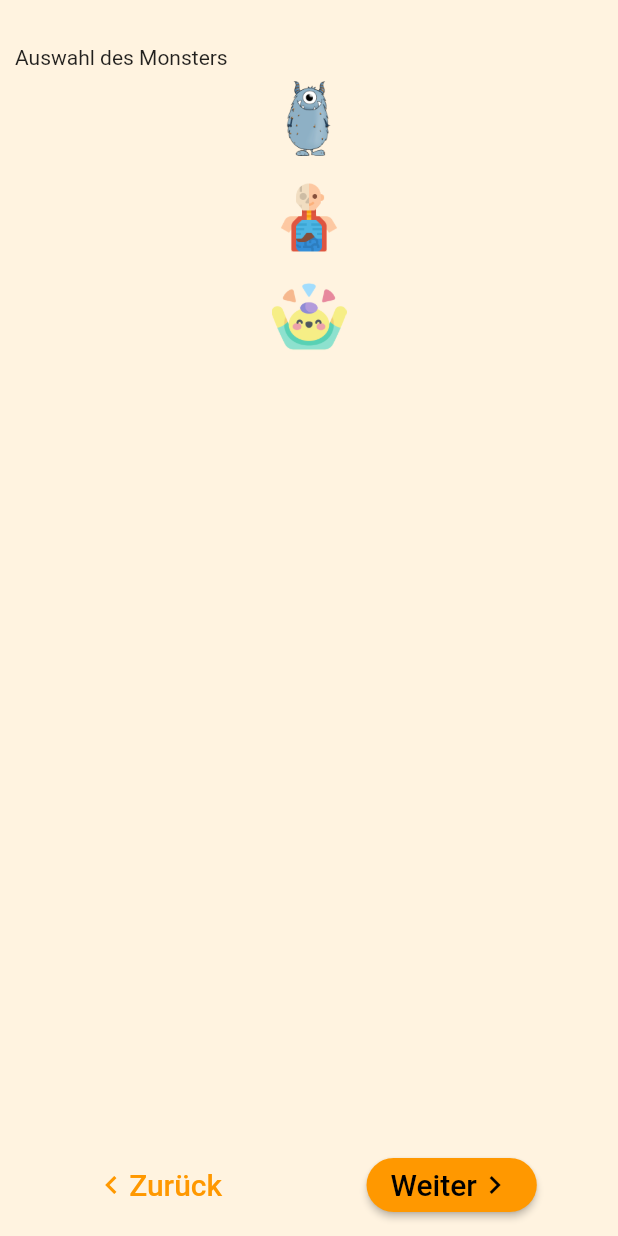
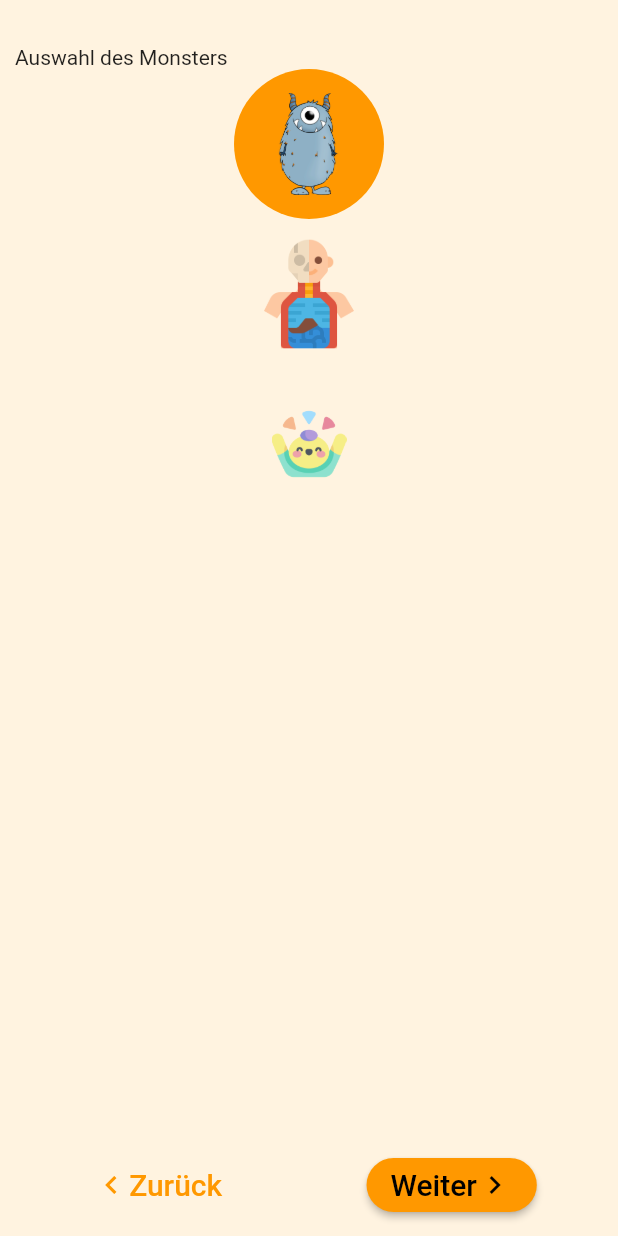
Before and after one commit to IndiLab-frankfurt/prompt, a Flutter app: the SessionZeroScreen screen opened by its route, swiped to page 3, on a phone screen of 412 x 824 dp. Run offline on Flutter 3.47's test engine with Material 2 defaults, Android fonts, the phone set to English and light mode, and no system bars; our stand-ins replace chewie, cloud_firestore, device_info, email_validator, firebase_auth, firebase_core and 9 more; accounts and stored records are empty.

Commit message:
flesh out mascot selection a bit more

```diff
--- a/lib/screens/session_zero/mascot_selection_screen.dart
+++ b/lib/screens/session_zero/mascot_selection_screen.dart
@@ -18,29 +18,43 @@ class _MascotSelectionScreenState extends State<MascotSelectionScreen> {
         child: ListView(
       children: [
         Text(AppStrings.SelectionOfMascot),
-        IconButton(
-          color: vm.selectedMascot == "1" ? Colors.orange : Colors.transparent,
+        CircleAvatar(
+          radius: 50,
+          backgroundColor:
+              vm.selectedMascot == "1" ? Colors.orange : Colors.transparent,
+          child: IconButton(
             icon: Image.asset('assets/illustrations/mascot_1_bare.png'),
-          iconSize: 50,
+            iconSize: 80,
             onPressed: () {
               vm.selectedMascot = "1";
             },
           ),
-        IconButton(
-          color: vm.selectedMascot == "2" ? Colors.orange : Colors.transparent,
+        ),
+        CircleAvatar(
+          radius: 50,
+          backgroundColor:
+              vm.selectedMascot == "2" ? Colors.orange : Colors.transparent,
+          child: IconButton(
             icon: Image.asset('assets/icons/anatomy.png'),
-          iconSize: 50,
+            iconSize: 80,
             onPressed: () {
               vm.selectedMascot = "2";
             },
           ),
-        IconButton(
-          color: vm.selectedMascot == "3" ? Colors.orange : Colors.transparent,
+        ),
+        CircleAvatar(
+          radius: 50,
+          backgroundColor:
+              vm.selectedMascot == "3" ? Colors.orange : Colors.transparent,
+          child: IconButton(
+            color:
+                vm.selectedMascot == "3" ? Colors.orange : Colors.transparent,
             icon: Image.asset('assets/icons/mehappy.png'),
             iconSize: 50,
             onPressed: () {
               vm.selectedMascot = "3";
             },
+          ),
         )
       ],
     ));
```
Lines whose indentation alone changed are shown as unchanged.
